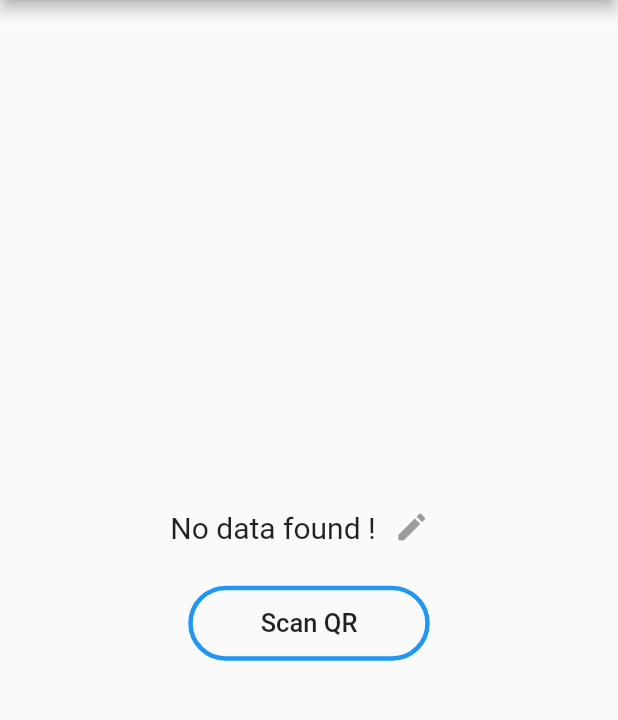
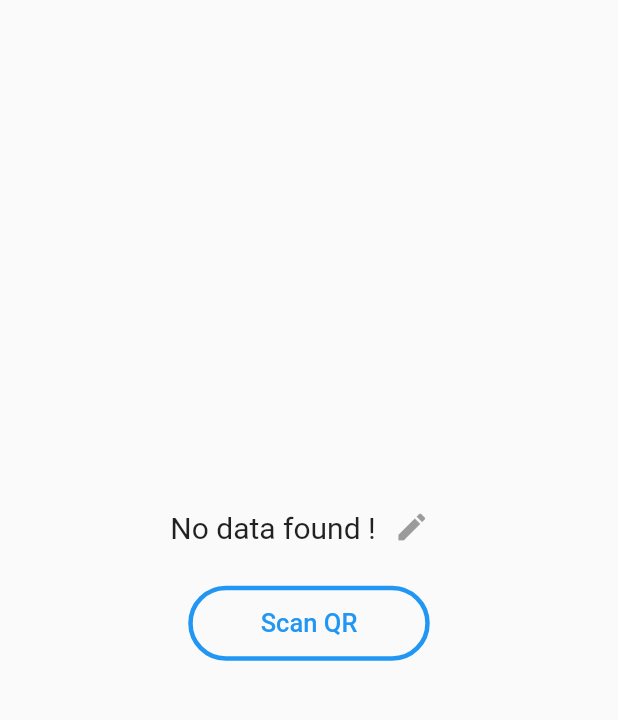
Before and after one commit to ankitpsamrat/Flutter-QR-scanner-app, a Flutter app: the screen it shows after launch, after a tap on "Scan QR", on a phone screen of 412 x 824 dp, the part 84-804 px from its top. Run offline on Flutter 3.47's test engine with Material 2 defaults, Android fonts, the phone set to English and light mode, and no system bars; our stand-ins replace qr_flutter, url_launcher_web; missing offline and left inert: barcode_scan.

Commit message:
first commit

```diff
--- a/analysis_options.yaml
+++ b/analysis_options.yaml
@@ -22,9 +22,9 @@ linter:
   # `// ignore_for_file: name_of_lint` syntax on the line or in the file
   # producing the lint.
   rules:
-    prefer_const_constructors: false
-    use_key_in_widget_constructors: false
-    avoid_print: false  # Uncomment to disable the `avoid_print` rule
+    # prefer_const_constructors: false
+    # use_key_in_widget_constructors: false
+    # avoid_print: false  # Uncomment to disable the `avoid_print` rule
     # prefer_single_quotes: true  # Uncomment to enable the `prefer_single_quotes` rule
 
 # Additional information about this file can be found at
--- a/lib/generated_plugin_registrant.dart
+++ b/lib/generated_plugin_registrant.dart
@@ -4,6 +4,7 @@
 
 // ignore_for_file: directives_ordering
 // ignore_for_file: lines_longer_than_80_chars
+// ignore_for_file: depend_on_referenced_packages
 
 import 'package:url_launcher_web/url_launcher_web.dart';
 
--- a/lib/main.dart
+++ b/lib/main.dart
@@ -1,14 +1,16 @@
 import 'package:flutter/material.dart';
-import 'Home.dart';
+import 'pages/home_page.dart';
 
 void main() {
-  runApp(MyApp());
+  runApp(const MyApp());
 }
 
 class MyApp extends StatelessWidget {
+  const MyApp({Key? key}) : super(key: key);
+
   @override
   Widget build(BuildContext context) {
-    return MaterialApp(
+    return const MaterialApp(
       debugShowCheckedModeBanner: false,
       home: MyHomePage(),
     );
--- a/lib/QR Scanner/ScanQR.dart
+++ b/lib/methods/QR_scanner_method.dart
@@ -1,11 +1,11 @@
-// ignore_for_file: prefer_const_constructors_in_immutables, prefer_const_constructors, prefer_typing_uninitialized_variables, sized_box_for_whitespace, avoid_unnecessary_containers, deprecated_member_use, import_of_legacy_library_into_null_safe, file_names
+// ignore_for_file: import_of_legacy_library_into_null_safe, file_names, prefer_typing_uninitialized_variables, sized_box_for_whitespace
 
 import 'package:barcode_scan/barcode_scan.dart';
 import 'package:flutter/material.dart';
 import 'package:url_launcher/url_launcher.dart';
 
 class ScanQR extends StatefulWidget {
-  ScanQR({Key? key}) : super(key: key);
+  const ScanQR({Key? key}) : super(key: key);
 
   @override
   _ScanQRState createState() => _ScanQRState();
@@ -22,7 +22,8 @@ class _ScanQRState extends State<ScanQR> {
       tag: "ScanQR",
       child: Scaffold(
         appBar: AppBar(
-          title: Text("QR Scanner"),
+          title: const Text("QR Scanner"),
+          elevation: 0,
         ),
         body: Container(
           width: double.infinity,
@@ -37,8 +38,9 @@ class _ScanQRState extends State<ScanQR> {
                     child: Text(
                       (qrData),
                       textAlign: TextAlign.center,
-                    style: TextStyle(fontSize: 20),
-                  )),
+                      style: const TextStyle(fontSize: 20),
+                    ),
+                  ),
                   IconButton(
                     onPressed: hasdata
                         ? () async {
@@ -49,28 +51,25 @@ class _ScanQRState extends State<ScanQR> {
                             }
                           }
                         : null,
-                      icon: Icon(Icons.edit))
+                    icon: const Icon(Icons.edit),
+                  ),
                 ],
               ),
-              SizedBox(
-                height: 15,
-              ),
+              const SizedBox(height: 15),
               Container(
                 width: ((MediaQuery.of(context).size.width) / 2) - 45,
                 height: 50,
-                child: OutlineButton(
-                  focusColor: Colors.red,
-                  highlightColor: Colors.blue,
-                  hoverColor: Colors.lightBlue[100],
-                  splashColor: Colors.blue,
-                  borderSide: BorderSide(width: 3, color: Colors.blue),
-                  shape: StadiumBorder(),
-                  child: Text(
+                child: OutlinedButton(
+                  style: OutlinedButton.styleFrom(
+                    shape: const StadiumBorder(),
+                    side: const BorderSide(width: 3, color: Colors.blue),
+                  ),
+                  child: const Text(
                     "Scan QR",
                     style: TextStyle(fontSize: 17),
                   ),
                   onPressed: () async {
-                    var option = ScanOptions(autoEnableFlash: true);
+                    var option = const ScanOptions(autoEnableFlash: true);
                     data = await BarcodeScanner.scan(options: option);
                     setState(() {
                       qrData = data.rawContent.toString();
--- a/lib/QR Generator/GeneratedQR.dart
+++ b/lib/pages/generated_QR_page.dart
@@ -21,9 +21,8 @@ class _GeneratedQRState extends State<GeneratedQR> {
   Widget build(BuildContext context) {
     return Scaffold(
       appBar: AppBar(
-        title: Text(
-          "Generated QR ",
-        ),
+        title: const Text("Generated QR "),
+        elevation: 0,
       ),
       body: Center(
         child: QrImage(
--- a/lib/Home.dart
+++ b/lib/pages/home_page.dart
@@ -1,10 +1,12 @@
 // ignore_for_file: sized_box_for_whitespace, avoid_unnecessary_containers, file_names
 
 import 'package:flutter/material.dart';
-import '/QR Generator/QRGenerator.dart';
-import '/QR Scanner/ScanQR.dart';
+import '/methods/QR_generator_method.dart';
+import '/methods/QR_scanner_method.dart';
 
 class MyHomePage extends StatefulWidget {
+  const MyHomePage({Key? key}) : super(key: key);
+
   @override
   _MyHomePageState createState() => _MyHomePageState();
 }
@@ -15,11 +17,10 @@ class _MyHomePageState extends State<MyHomePage> {
     return Scaffold(
       backgroundColor: Colors.white,
       appBar: AppBar(
-        title: Center(
-          child: Text(
-            "QR Scanner/Generator",
-          ),
+        title: const Center(
+          child: Text("QR Scanner/Generator"),
         ),
+        elevation: 0,
       ),
       body: Container(
         height: MediaQuery.of(context).size.height,
@@ -34,9 +35,9 @@ class _MyHomePageState extends State<MyHomePage> {
               mainAxisAlignment: MainAxisAlignment.spaceAround,
               crossAxisAlignment: CrossAxisAlignment.center,
               children: [
-                CircleAvatar(
+                const CircleAvatar(
                   backgroundImage: AssetImage(
-                    "images/QR.jpg",
+                    "assets/images/QR.jpg",
                   ),
                   foregroundColor: Colors.transparent,
                   backgroundColor: Colors.transparent,
@@ -50,63 +51,49 @@ class _MyHomePageState extends State<MyHomePage> {
                       child: Container(
                         width: ((MediaQuery.of(context).size.width) / 2) - 45,
                         height: 50,
-                        child: OutlineButton(
-                          focusColor: Colors.red,
-                          highlightColor: Colors.blue,
-                          hoverColor: Colors.lightBlue[100],
-                          splashColor: Colors.blue,
-                          borderSide: BorderSide(
-                            width: 3,
-                            color: Colors.blue,
+                        child: OutlinedButton(
+                          style: OutlinedButton.styleFrom(
+                            shape: const StadiumBorder(),
+                            side:
+                                const BorderSide(width: 3, color: Colors.blue),
                           ),
-                          shape: StadiumBorder(),
-                          child: Text(
+                          child: const Text(
                             "Scan QR",
-                            style: TextStyle(
-                              fontSize: 17,
-                            ),
+                            style: TextStyle(fontSize: 17),
                           ),
                           onPressed: () {
                             Navigator.push(
                               context,
                               MaterialPageRoute(
-                                builder: (context) => ScanQR(),
+                                builder: (context) => const ScanQR(),
                               ),
                             );
                           },
                         ),
                       ),
                     ),
-                    SizedBox(
-                      width: 25,
-                    ),
+                    const SizedBox(width: 25),
                     Container(
                       child: Hero(
                         tag: "Scan QR",
                         child: Container(
                           width: ((MediaQuery.of(context).size.width) / 2) - 45,
                           height: 50,
-                          child: OutlineButton(
-                            focusColor: Colors.red,
-                            highlightColor: Colors.blue,
-                            hoverColor: Colors.lightBlue[100],
-                            splashColor: Colors.blue,
-                            borderSide: BorderSide(
-                              width: 3,
-                              color: Colors.blue,
+                          child: OutlinedButton(
+                            style: OutlinedButton.styleFrom(
+                              shape: const StadiumBorder(),
+                              side: const BorderSide(
+                                  width: 3, color: Colors.blue),
                             ),
-                            shape: StadiumBorder(),
-                            child: Text(
+                            child: const Text(
                               "Generate QR",
-                              style: TextStyle(
-                                fontSize: 17,
-                              ),
+                              style: TextStyle(fontSize: 17),
                             ),
                             onPressed: () {
                               Navigator.push(
                                 context,
                                 MaterialPageRoute(
-                                  builder: (context) => QRGenerator(),
+                                  builder: (context) => const QRGenerator(),
                                 ),
                               );
                             },
@@ -115,7 +102,7 @@ class _MyHomePageState extends State<MyHomePage> {
                       ),
                     ),
                   ],
-                )
+                ),
               ],
             ),
           ),
```
Also changed, not shown: lib/methods/QR_generator_method.dart (renamed from lib/QR Generator/QRGenerator.dart, +12 -20 lines), pubspec.lock. Lines whose indentation alone changed are shown as unchanged.
